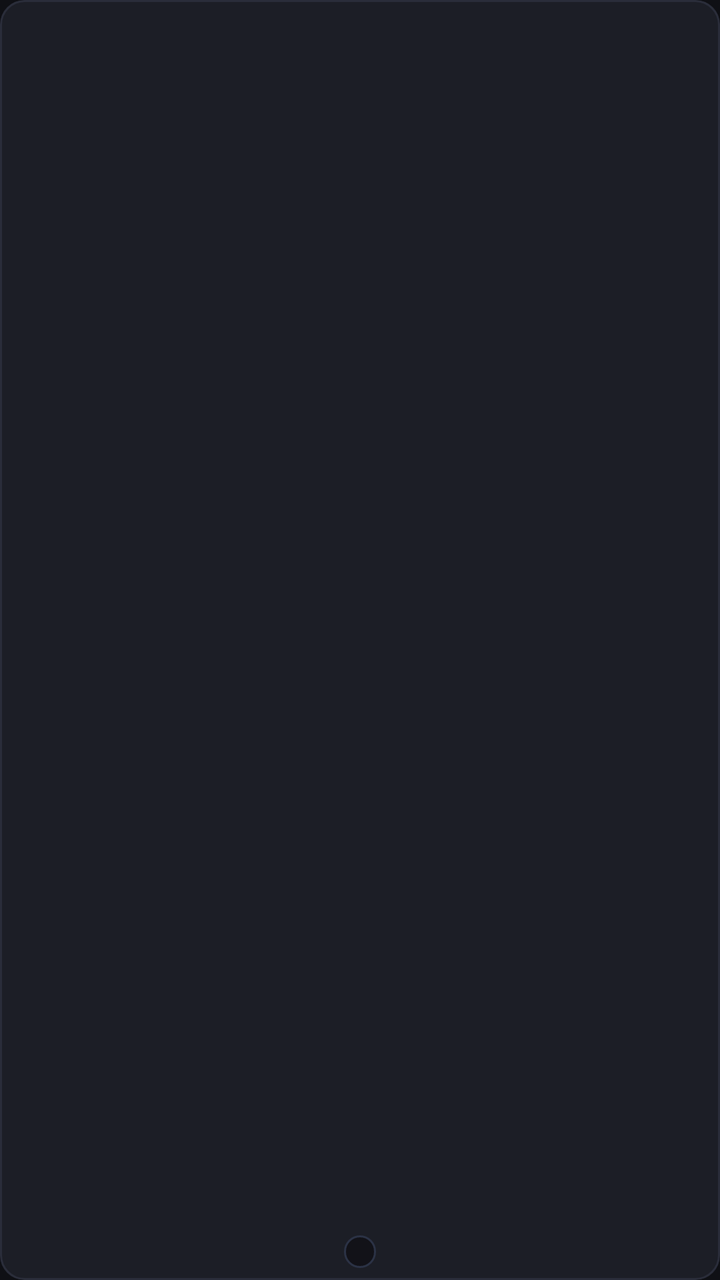
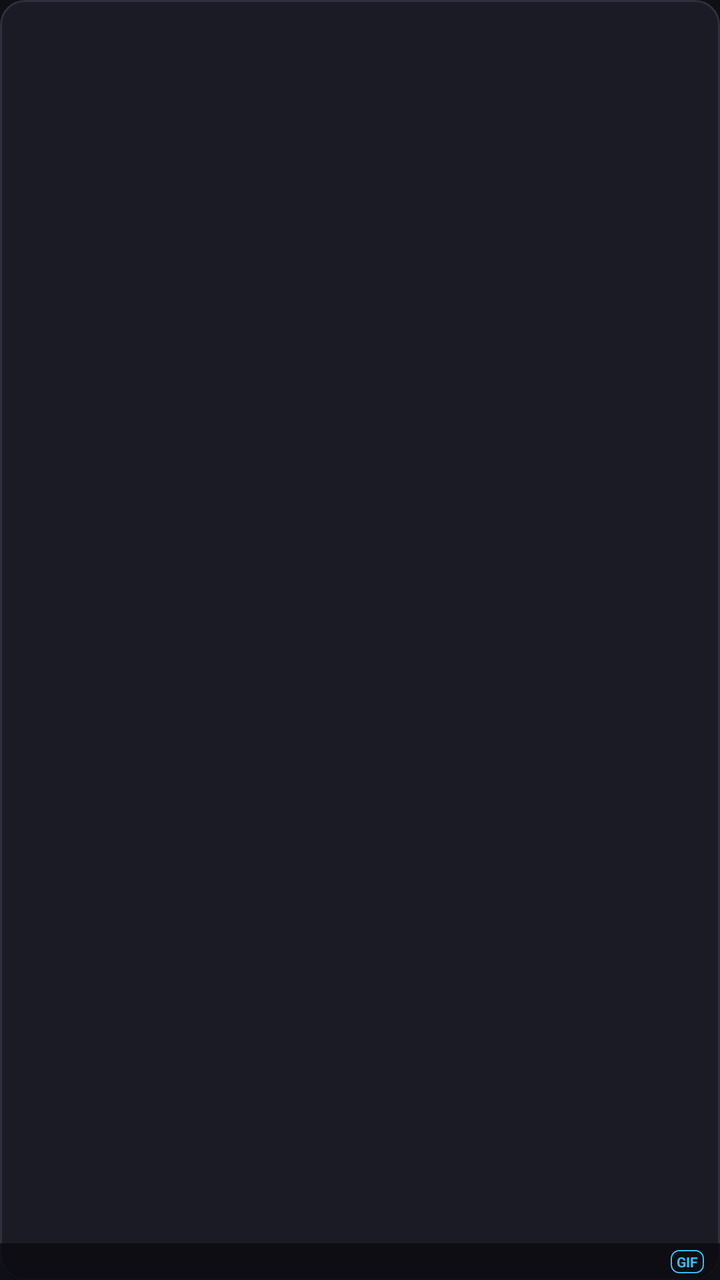

The first picture is an Android layout as it rendered before a commit; the second is the same layout after the commit. The layout source and the unified diff follow.
<!-- AndroidManifest.xml: application theme Theme.ZenoTap -->
<!-- res/layout/item_gif_cell.xml -->
<?xml version="1.0" encoding="utf-8"?>
<androidx.cardview.widget.CardView
    xmlns:android="http://schemas.android.com/apk/res/android"
    xmlns:app="http://schemas.android.com/apk/res-auto"
    android:id="@+id/card_gif_root"
    android:layout_width="match_parent"
    android:layout_height="104dp"
    android:layout_margin="3dp"
    app:cardCornerRadius="12dp"
    app:cardElevation="0dp"
    app:cardBackgroundColor="@color/card_bg"
    app:cardPreventCornerOverlap="false"
    android:foreground="?android:attr/selectableItemBackground"
    android:clickable="true"
    android:focusable="true">

    <FrameLayout
        android:layout_width="match_parent"
        android:layout_height="match_parent">

        
        <ImageView
            android:id="@+id/iv_gif_thumb"
            android:layout_width="match_parent"
            android:layout_height="match_parent"
            android:scaleType="centerCrop"
            android:contentDescription="ZenoTap Reaction" />

        
        <View
            android:layout_width="match_parent"
            android:layout_height="match_parent"
            android:background="@drawable/bg_card_border" />

        
        <ImageView
            android:id="@+id/iv_fav_badge"
            android:layout_width="16dp"
            android:layout_height="16dp"
            android:layout_gravity="top|end"
            android:layout_marginTop="5dp"
            android:layout_marginEnd="5dp"
            android:src="@drawable/ic_star_filled"
            android:contentDescription="Favorite Reaction"
            android:visibility="gone" />

        
        <TextView
            android:id="@+id/tv_gif_tag"
            android:layout_width="wrap_content"
            android:layout_height="wrap_content"
            android:layout_gravity="bottom|center_horizontal"
            android:layout_marginBottom="6dp"
            android:background="@drawable/bg_gif_pill_tag"
            android:paddingHorizontal="8dp"
            android:paddingVertical="2dp"
            android:textColor="@color/text_primary"
            android:textSize="9sp"
            android:textStyle="bold"
            android:singleLine="true"
            android:ellipsize="end" />

    </FrameLayout>

</androidx.cardview.widget.CardView>
<!-- resources referenced by this layout -->
<resources>
  <color name="card_bg">#1C1E26</color>
  <color name="text_primary">#F8FAFC</color>
  <!-- drawable bg_card_border (drawable) -->
  <?xml version="1.0" encoding="utf-8"?>
  <shape xmlns:android="http://schemas.android.com/apk/res/android"
      android:shape="rectangle">
      <solid android:color="@android:color/transparent" />
      <corners android:radius="12dp" />
      <stroke
          android:width="1dp"
          android:color="@color/card_stroke" />
  </shape>
  <!-- drawable bg_gif_pill_tag (drawable) -->
  <?xml version="1.0" encoding="utf-8"?>
  <shape xmlns:android="http://schemas.android.com/apk/res/android"
      android:shape="rectangle">
      <corners android:radius="10dp" />
      <solid android:color="#CC0F1015" />
      <stroke android:width="1dp" android:color="#2B3245" />
  </shape>
  <!-- drawable ic_star_filled (drawable) -->
  <vector xmlns:android="http://schemas.android.com/apk/res/android"
      android:width="16dp"
      android:height="16dp"
      android:viewportWidth="24"
      android:viewportHeight="24">
    <path
        android:fillColor="@color/accent_amber"
        android:pathData="M12,17.27L18.18,21l-1.64,-7.03L22,9.24l-7.19,-0.61L12,2 9.19,8.63 2,9.24l5.46,4.73L5.82,21z"/>
  </vector>
  <style name="Theme.ZenoTap" parent="Theme.MaterialComponents.DayNight.NoActionBar">
          <item name="colorPrimary">@color/accent_emerald</item>
          <item name="colorSecondary">@color/accent_violet</item>
          <item name="colorSurface">@color/card_bg</item>
          <item name="android:statusBarColor">@color/bg_dark</item>
          <item name="android:windowBackground">@color/bg_dark</item>
      </style>
  <color name="card_stroke">#2A2D3A</color>
  <color name="accent_amber">#F59E0B</color>
  <color name="accent_emerald">#10B981</color>
  <color name="accent_violet">#8B5CF6</color>
  <color name="bg_dark">#0F1015</color>
</resources>

<!-- the commit's change to res/layout/item_gif_cell.xml (unified diff, before → after) -->
@@ -1,65 +1,95 @@
 <?xml version="1.0" encoding="utf-8"?>
-<androidx.cardview.widget.CardView
-    xmlns:android="http://schemas.android.com/apk/res/android"
-    xmlns:app="http://schemas.android.com/apk/res-auto"
+<FrameLayout xmlns:android="http://schemas.android.com/apk/res/android"
     android:id="@+id/card_gif_root"
     android:layout_width="match_parent"
-    android:layout_height="104dp"
+    android:layout_height="96dp"
     android:layout_margin="3dp"
-    app:cardCornerRadius="12dp"
-    app:cardElevation="0dp"
-    app:cardBackgroundColor="@color/card_bg"
-    app:cardPreventCornerOverlap="false"
+    android:background="@drawable/bg_vault_card"
+    android:clipToOutline="true"
     android:foreground="?android:attr/selectableItemBackground"
     android:clickable="true"
     android:focusable="true">
 
-    <FrameLayout
+    
+    <ImageView
+        android:id="@+id/iv_gif_thumb"
         android:layout_width="match_parent"
-        android:layout_height="match_parent">
+        android:layout_height="match_parent"
+        android:scaleType="centerCrop"
+        android:contentDescription="GIF Preview" />
 
-        
-        <ImageView
-            android:id="@+id/iv_gif_thumb"
-            android:layout_width="match_parent"
-            android:layout_height="match_parent"
-            android:scaleType="centerCrop"
-            android:contentDescription="ZenoTap Reaction" />
+    
+    <LinearLayout
+        android:layout_width="wrap_content"
+        android:layout_height="wrap_content"
+        android:layout_gravity="top|end"
+        android:layout_margin="4dp"
+        android:orientation="horizontal">
 
-        
-        <View
-            android:layout_width="match_parent"
-            android:layout_height="match_parent"
-            android:background="@drawable/bg_card_border" />
-
-        
         <ImageView
             android:id="@+id/iv_fav_badge"
-            android:layout_width="16dp"
-            android:layout_height="16dp"
-            android:layout_gravity="top|end"
-            android:layout_marginTop="5dp"
-            android:layout_marginEnd="5dp"
+            android:layout_width="14dp"
+            android:layout_height="14dp"
             android:src="@drawable/ic_star_filled"
-            android:contentDescription="Favorite Reaction"
-            android:visibility="gone" />
+            android:tint="#F59E0B"
+            android:visibility="gone"
+            android:contentDescription="Favorite" />
 
-        
         <TextView
-            android:id="@+id/tv_gif_tag"
+            android:id="@+id/tv_pin_badge"
             android:layout_width="wrap_content"
             android:layout_height="wrap_content"
-            android:layout_gravity="bottom|center_horizontal"
-            android:layout_marginBottom="6dp"
-            android:background="@drawable/bg_gif_pill_tag"
-            android:paddingHorizontal="8dp"
-            android:paddingVertical="2dp"
-            android:textColor="@color/text_primary"
+            android:layout_marginStart="2dp"
+            android:background="@drawable/bg_format_badge"
+            android:paddingHorizontal="4dp"
+            android:paddingVertical="1dp"
+            android:text="📌"
+            android:textSize="8sp"
+            android:visibility="gone" />
+    </LinearLayout>
+
+    
+    <LinearLayout
+        android:layout_width="match_parent"
+        android:layout_height="wrap_content"
+        android:layout_gravity="bottom"
+        android:background="#CC0A0B10"
+        android:orientation="horizontal"
+        android:gravity="center_vertical"
+        android:paddingHorizontal="5dp"
+        android:paddingVertical="3dp">
+
+        <TextView
+            android:id="@+id/tv_gif_name"
+            android:layout_width="0dp"
+            android:layout_height="wrap_content"
+            android:layout_weight="1"
+            android:textColor="#F1F5F9"
             android:textSize="9sp"
             android:textStyle="bold"
             android:singleLine="true"
             android:ellipsize="end" />
 
-    </FrameLayout>
+        
+        <TextView
+            android:id="@+id/tv_gif_format"
+            android:layout_width="wrap_content"
+            android:layout_height="wrap_content"
+            android:layout_marginHorizontal="3dp"
+            android:background="@drawable/bg_format_badge"
+            android:paddingHorizontal="3dp"
+            android:paddingVertical="1dp"
+            android:text="GIF"
+            android:textColor="#38BDF8"
+            android:textSize="7sp"
+            android:textStyle="bold" />
 
-</androidx.cardview.widget.CardView>
+        <TextView
+            android:id="@+id/tv_gif_size"
+            android:layout_width="wrap_content"
+            android:layout_height="wrap_content"
+            android:textColor="#94A3B8"
+            android:textSize="8sp" />
+    </LinearLayout>
+
+</FrameLayout>
<!-- resource entries referenced after the edit -->
@@ -1,25 +1,35 @@
 <!-- resources referenced by this layout -->
 <resources>
-  <color name="card_bg">#1C1E26</color>
-  <color name="text_primary">#F8FAFC</color>
-  <!-- drawable bg_card_border (drawable) -->
+  <!-- drawable bg_format_badge (drawable) -->
   <?xml version="1.0" encoding="utf-8"?>
   <shape xmlns:android="http://schemas.android.com/apk/res/android"
       android:shape="rectangle">
-      <solid android:color="@android:color/transparent" />
-      <corners android:radius="12dp" />
-      <stroke
-          android:width="1dp"
-          android:color="@color/card_stroke" />
+      <corners android:radius="4dp" />
+      <solid android:color="#D90B0D13" />
+      <stroke android:width="0.8dp" android:color="#38BDF8" />
   </shape>
-  <!-- drawable bg_gif_pill_tag (drawable) -->
+  <!-- drawable bg_vault_card (drawable) -->
   <?xml version="1.0" encoding="utf-8"?>
-  <shape xmlns:android="http://schemas.android.com/apk/res/android"
-      android:shape="rectangle">
-      <corners android:radius="10dp" />
-      <solid android:color="#CC0F1015" />
-      <stroke android:width="1dp" android:color="#2B3245" />
-  </shape>
+  <selector xmlns:android="http://schemas.android.com/apk/res/android">
+      
+      <item android:state_pressed="true">
+          <shape android:shape="rectangle">
+              <corners android:radius="12dp" />
+              <solid android:color="#252836" />
+              <stroke android:width="1.5dp" android:color="#06B6D4" />
+          </shape>
+      </item>
+  
+      
+      <item>
+          <shape android:shape="rectangle">
+              <corners android:radius="12dp" />
+              <solid android:color="#1A1B24" />
+              <stroke android:width="1dp" android:color="#2E303F" />
+          </shape>
+      </item>
+  </selector>
+  <color name="card_bg">#1C1E26</color>
   <!-- drawable ic_star_filled (drawable) -->
   <vector xmlns:android="http://schemas.android.com/apk/res/android"
       android:width="16dp"
@@ -37,7 +47,6 @@
           <item name="android:statusBarColor">@color/bg_dark</item>
           <item name="android:windowBackground">@color/bg_dark</item>
       </style>
-  <color name="card_stroke">#2A2D3A</color>
   <color name="accent_amber">#F59E0B</color>
   <color name="accent_emerald">#10B981</color>
   <color name="accent_violet">#8B5CF6</color>
